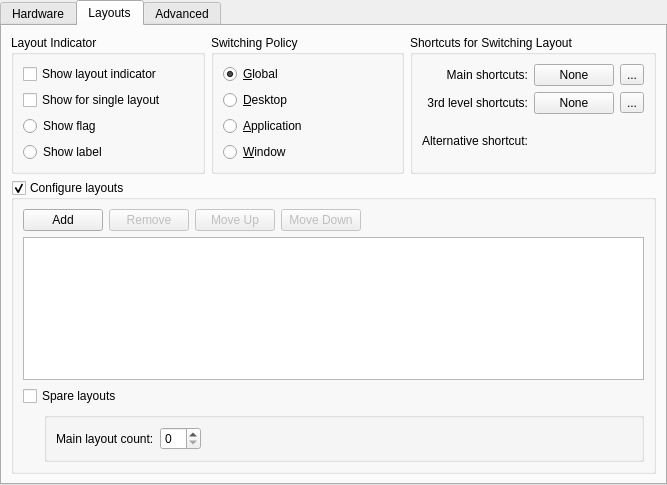
Old version of the form kcontrol/keyboard/kcm_keyboard.ui in the repository mgottschlag/kwin-tiling.
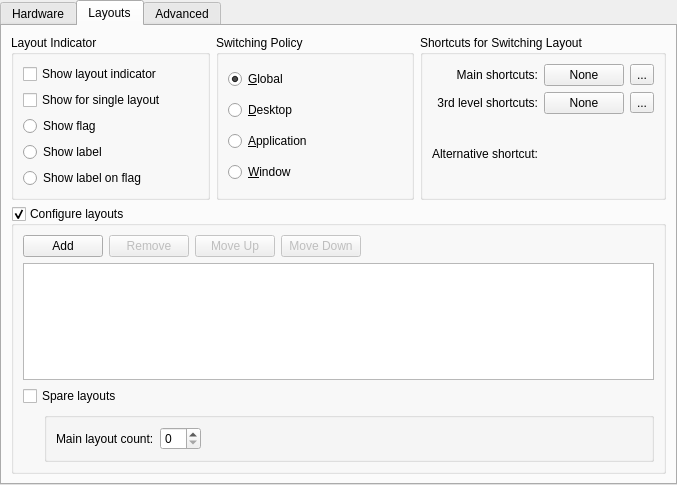
New version of the form. Custom widgets are drawn as their Qt base class.

Commit message: Allow flag and label in keyboard layout indicator FEATURE: 249121

What changed in the file:
```diff
--- a/kcontrol/keyboard/kcm_keyboard.ui
+++ b/kcontrol/keyboard/kcm_keyboard.ui
@@ -6,7 +6,7 @@
    <rect>
     <x>0</x>
     <y>0</y>
-    <width>667</width>
+    <width>677</width>
     <height>485</height>
    </rect>
   </property>
@@ -127,6 +127,13 @@
            </property>
           </widget>
          </item>
+         <item row="4" column="0">
+          <widget class="QRadioButton" name="showLabelOnFlagRadioBtn">
+           <property name="text">
+            <string>Show label on flag</string>
+           </property>
+          </widget>
+         </item>
         </layout>
        </widget>
       </item>
```
The commit also changes 13 other files.
